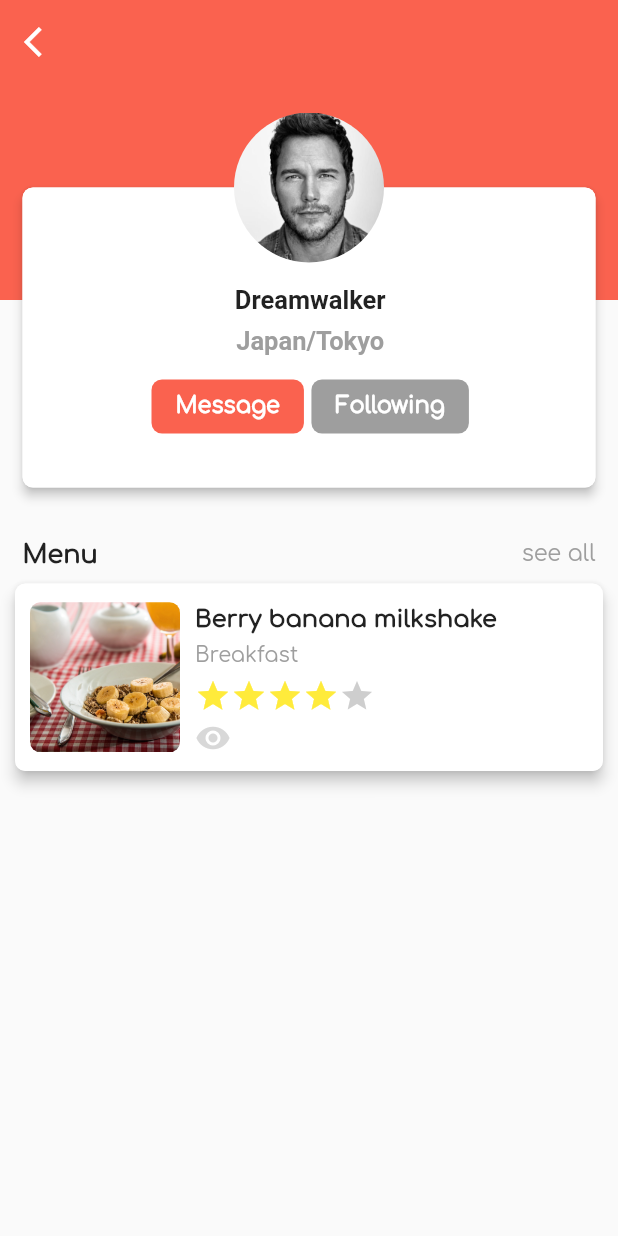
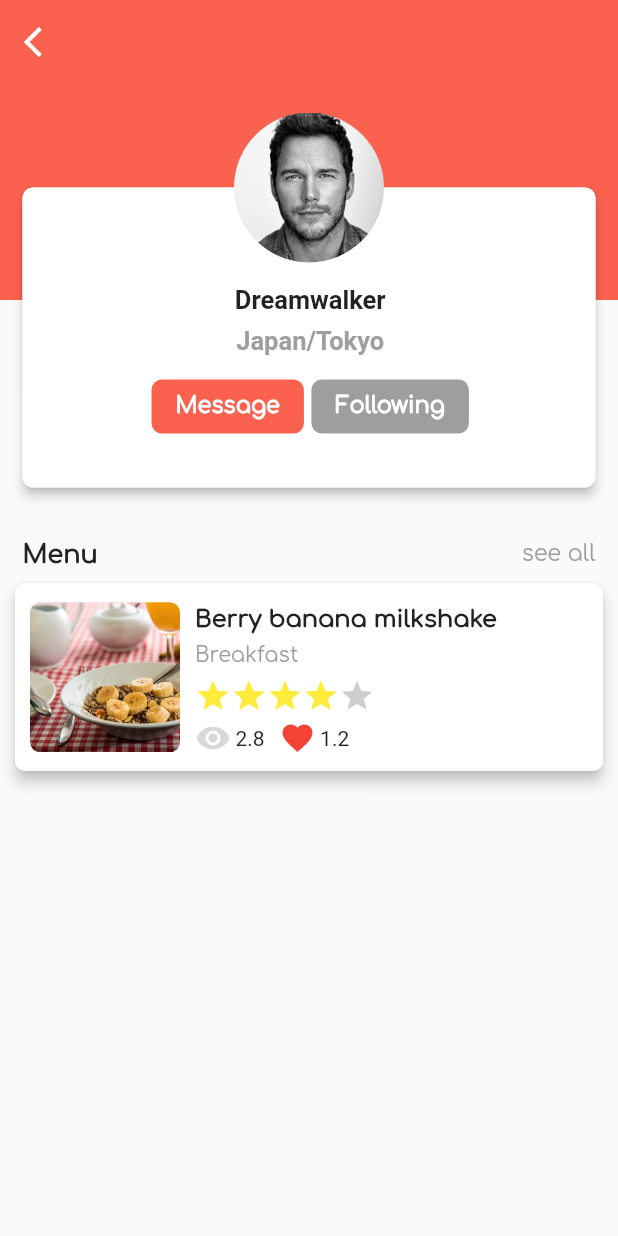
Before and after one commit to JAICHANGPARK/flutter_chef_profile, a Flutter app: the screen it shows after launch, on a phone screen of 412 x 824 dp. Run offline on Flutter 3.47's test engine with Material 2 defaults, Android fonts, the phone set to English and light mode, and no system bars.

Commit message:
Update main.dart

```diff
--- a/lib/main.dart
+++ b/lib/main.dart
@@ -269,8 +269,19 @@ class _MyHomePageState extends State<MyHomePage> {
                         color: Colors.grey.withOpacity(0.4),
                       ),
                       SizedBox(
-                        width: 0.3,
+                        width: 3.0,
                       ),
+                      Text(views.toString()),
+
+
+                      SizedBox(width: 10.0,),
+                      Icon(
+                        Icons.favorite,
+                        color: Colors.red,
+                      ),
+
+                      SizedBox(width: 3.0,),
+                      Text(likse.toString())
 
 
                     ],
```
